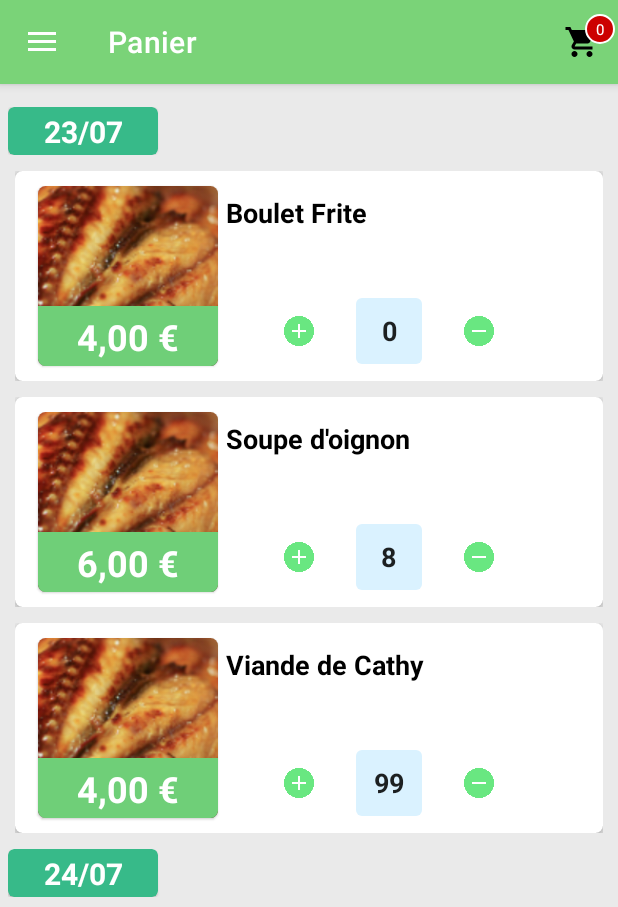
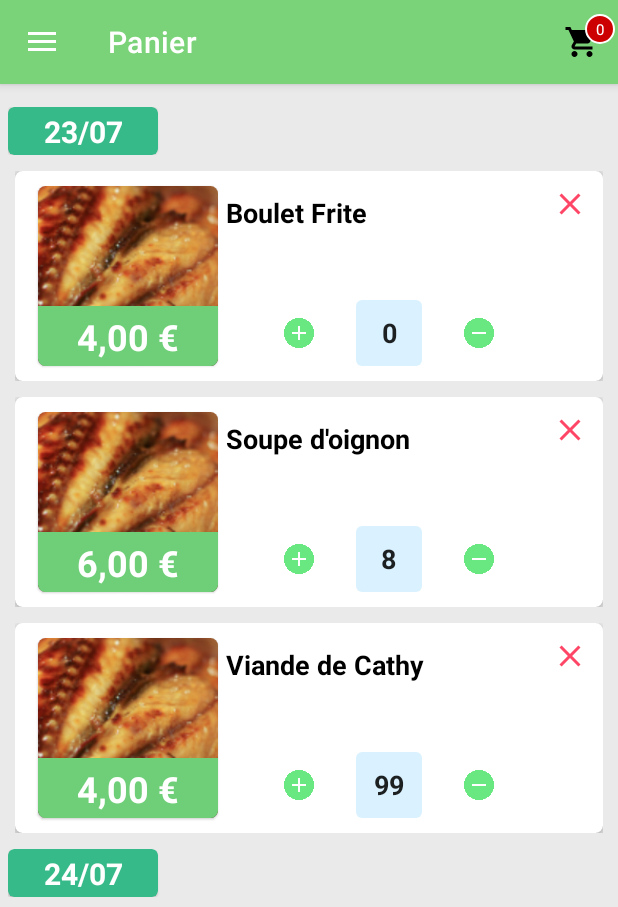
Before and after one commit to BenjaminSpoiden/CanteenAppAndroid, an Android app: the fragment OrdersFragment placed in its activity, on a phone screen of 412 x 824 dp. Shown: the top 907 px of the screen. Run offline under Robolectric (Android 15) with nearby library versions, the light colour scheme and no system bars; our stand-ins replace Firebase (no records; nobody signed in at launch, a user with empty details on screens opened directly); libraries missing offline, so code that uses them is left out: com.mikepenz.fastadapter, org.kodein.di; Roboto replaces fonts that are not available here; 5 statements that could not run were skipped.

Commit message:
added a delete icon on the order's list items

```diff
--- /dev/null
+++ b/app/src/main/java/be/technifutur/devmob9/projet_cantinapp_android/model/data/Food.kt
@@ -0,0 +1,12 @@
+package be.technifutur.devmob9.projet_cantinapp_android.model.data
+
+/**
+ * Superclass that will be used for the food related models, allowing us to aggregate all the food related items in the same list
+ */
+open class Food {
+    private val foodItemList = ArrayList<Food>()
+    fun addingFoodItem(item: Food): List<Food> {
+        foodItemList.add(item)
+        return foodItemList
+    }
+}
--- a/app/src/main/java/be/technifutur/devmob9/projet_cantinapp_android/model/data/MenuItemModel.kt
+++ b/app/src/main/java/be/technifutur/devmob9/projet_cantinapp_android/model/data/MenuItemModel.kt
@@ -5,4 +5,4 @@ data class MenuItemModel(
     var menuDescription: String? = null,
     var menuIllustration: Int? = null,
     var isHeader: Boolean = false,
-    var headerName: String? = null)
+    var headerName: String? = null): Food()
--- a/app/src/main/java/be/technifutur/devmob9/projet_cantinapp_android/utils/FragmentUtils.kt
+++ b/app/src/main/java/be/technifutur/devmob9/projet_cantinapp_android/utils/FragmentUtils.kt
@@ -5,7 +5,6 @@ import android.util.Log
 import androidx.fragment.app.Fragment
 import be.technifutur.devmob9.projet_cantinapp_android.R
 import com.google.android.material.card.MaterialCardView
-import kotlinx.android.synthetic.main.recyclerview_sandwich_item.view.*
 
 fun Fragment.cardState(isSelected: Boolean, materialCardView: MaterialCardView) {
     if(isSelected) {
--- a/app/src/main/java/be/technifutur/devmob9/projet_cantinapp_android/view/adapter/GenericAdapter.kt
+++ b/app/src/main/java/be/technifutur/devmob9/projet_cantinapp_android/view/adapter/GenericAdapter.kt
@@ -15,7 +15,7 @@ abstract class GenericAdapter<T>(private var genericItemList: List<T>): Recycler
 
     abstract fun getLayoutID(position: Int, data: T): Int
 
-    fun updateItems(items: List<T>) {
+    fun updateItems(items: MutableList<T>) {
         genericItemList = items
         this.notifyDataSetChanged()
     }
--- a/app/src/main/java/be/technifutur/devmob9/projet_cantinapp_android/view/adapter/MenuItemAdapter.kt
+++ b/app/src/main/java/be/technifutur/devmob9/projet_cantinapp_android/view/adapter/MenuItemAdapter.kt
@@ -9,7 +9,6 @@ import android.view.View
 import android.view.ViewGroup
 import android.widget.ImageView
 import android.widget.TextView
-import android.widget.Toast
 import androidx.recyclerview.widget.RecyclerView
 import be.technifutur.devmob9.projet_cantinapp_android.R
 import be.technifutur.devmob9.projet_cantinapp_android.interfaces.FragmentListener
@@ -17,6 +16,7 @@ import be.technifutur.devmob9.projet_cantinapp_android.interfaces.ItemSelectedLi
 import be.technifutur.devmob9.projet_cantinapp_android.model.data.MenuItemModel
 import be.technifutur.devmob9.projet_cantinapp_android.utils.Constants.TYPE_HEADER
 import be.technifutur.devmob9.projet_cantinapp_android.utils.Constants.TYPE_ITEM
+import be.technifutur.devmob9.projet_cantinapp_android.view.adapter.viewholders.BaseViewHolder
 import kotlinx.android.synthetic.main.recyclerview_menu_item.view.*
 import java.lang.IllegalArgumentException
 
--- a/app/src/main/java/be/technifutur/devmob9/projet_cantinapp_android/view/adapter/OrdersItemAdapter.kt
+++ b/app/src/main/java/be/technifutur/devmob9/projet_cantinapp_android/view/adapter/OrdersItemAdapter.kt
@@ -1,6 +1,7 @@
 package be.technifutur.devmob9.projet_cantinapp_android.view.adapter
 
 import android.annotation.SuppressLint
+import android.util.Log
 import android.view.LayoutInflater
 import android.view.View
 import android.view.ViewGroup
@@ -12,9 +13,11 @@ import be.technifutur.devmob9.projet_cantinapp_android.R
 import be.technifutur.devmob9.projet_cantinapp_android.model.data.OrdersModel
 import be.technifutur.devmob9.projet_cantinapp_android.utils.Constants.TYPE_HEADER
 import be.technifutur.devmob9.projet_cantinapp_android.utils.Constants.TYPE_ITEM
+import be.technifutur.devmob9.projet_cantinapp_android.view.adapter.viewholders.BaseViewHolder
+import kotlinx.android.synthetic.main.recyclerview_order_item.view.*
 import java.lang.IllegalArgumentException
 
-class OrdersItemAdapter(private val ordersItemList: List<OrdersModel>): RecyclerView.Adapter<BaseViewHolder<*>>() {
+class OrdersItemAdapter(private val ordersItemList: MutableList<OrdersModel>): RecyclerView.Adapter<BaseViewHolder<*>>() {
 
     override fun onBindViewHolder(holder: BaseViewHolder<*>, position: Int) {
         if(getItemViewType(position) == TYPE_HEADER) {
@@ -34,7 +37,13 @@ class OrdersItemAdapter(private val ordersItemList: List<OrdersModel>): Recycler
             }
             TYPE_ITEM -> {
                 val itemsView = LayoutInflater.from(parent.context).inflate(R.layout.recyclerview_order_item, parent, false)
-                OrdersItemViewHolder(itemsView)
+                OrdersItemViewHolder(itemsView).apply {
+                    itemsView.order_delete_item.setOnClickListener {
+                        Log.d("Order", "Deleted item at: ${this.adapterPosition} for ${ordersItemList[this.adapterPosition]}")
+                        ordersItemList.removeAt(this.adapterPosition)
+                        this@OrdersItemAdapter.notifyDataSetChanged()
+                    }
+                }
             }
             else -> throw IllegalArgumentException("Invalid View Type")
         }
--- a/app/src/main/java/be/technifutur/devmob9/projet_cantinapp_android/view/adapter/BaseViewHolder.kt
+++ b/app/src/main/java/be/technifutur/devmob9/projet_cantinapp_android/view/adapter/viewholders/BaseViewHolder.kt
@@ -1,4 +1,4 @@
-package be.technifutur.devmob9.projet_cantinapp_android.view.adapter
+package be.technifutur.devmob9.projet_cantinapp_android.view.adapter.viewholders
 
 import android.view.View
 import androidx.recyclerview.widget.RecyclerView
--- a/app/src/main/java/be/technifutur/devmob9/projet_cantinapp_android/view/ui/activities/MainActivity.kt
+++ b/app/src/main/java/be/technifutur/devmob9/projet_cantinapp_android/view/ui/activities/MainActivity.kt
@@ -38,7 +38,6 @@ class MainActivity: AppCompatActivity(), FragmentListener, ItemSelectedListener{
     companion object {
         fun getInstance() = MainActivity()
     }
-
 
     private lateinit var toggle: ActionBarDrawerToggle
     private lateinit var drawerLayout: DrawerLayout
--- a/app/src/main/java/be/technifutur/devmob9/projet_cantinapp_android/view/ui/fragments/MenuCroissantFragment.kt
+++ b/app/src/main/java/be/technifutur/devmob9/projet_cantinapp_android/view/ui/fragments/MenuCroissantFragment.kt
@@ -44,7 +44,6 @@ class MenuCroissantFragment: BaseFragment() {
         croissantRecyclerView = view.findViewById(R.id.croissant_recycler_view)
 
     }
-
     override fun onStart() {
         super.onStart()
         croissantAdapter = object : GenericAdapter<MenuItemModel>(mockDataItemAdapter()) {
@@ -56,6 +55,7 @@ class MenuCroissantFragment: BaseFragment() {
                     }
                     view.croissant_detail_btn.setOnClickListener {
                         Log.d("CLICKED", "Clicked on info at ${mockDataItemAdapter()[this.adapterPosition]}")
+                        fragmentListener?.openDetailFragmentWithDetails(mockDataItemAdapter()[this.adapterPosition])
                     }
                 }
             }
--- a/app/src/main/java/be/technifutur/devmob9/projet_cantinapp_android/view/ui/fragments/MenuRepasFragment.kt
+++ b/app/src/main/java/be/technifutur/devmob9/projet_cantinapp_android/view/ui/fragments/MenuRepasFragment.kt
@@ -40,7 +40,6 @@ class MenuRepasFragment: BaseFragment(){
         menuItemAdapter = MenuItemAdapter(mockDataItemAdapter(), requireContext(), resources)
         menuItemAdapter.notifyDataSetChanged()
 
-
         menuRecyclerView.apply {
             this.adapter = menuItemAdapter
             this.layoutManager = LinearLayoutManager(context, LinearLayoutManager.VERTICAL, false)
--- a/app/src/main/java/be/technifutur/devmob9/projet_cantinapp_android/view/ui/fragments/MenuSandwichFragment.kt
+++ b/app/src/main/java/be/technifutur/devmob9/projet_cantinapp_android/view/ui/fragments/MenuSandwichFragment.kt
@@ -56,6 +56,7 @@ class MenuSandwichFragment: BaseFragment() {
                     }
                     view.sandwich_detail_btn.setOnClickListener {
                         Log.d("Click", "Clicked on detail at ${mockList()[this.adapterPosition]}")
+                        fragmentListener?.openDetailFragmentWithDetails(mockList()[this.adapterPosition])
                     }
                 }
             }
--- a/app/src/main/java/be/technifutur/devmob9/projet_cantinapp_android/view/ui/fragments/OrdersFragment.kt
+++ b/app/src/main/java/be/technifutur/devmob9/projet_cantinapp_android/view/ui/fragments/OrdersFragment.kt
@@ -70,7 +70,7 @@ class OrdersFragment : BaseFragment() {
         }
     }
 
-    private fun mockInitData() = listOf(
+    private fun mockInitData() = mutableListOf(
         OrdersModel(isHeader = true, headerName = "23/07"),
         OrdersModel(null, "Boulet Frite", 4, 0),
         OrdersModel(null, "Soupe d'oignon", 6, 8),
--- /dev/null
+++ b/app/src/main/res/drawable/ic_close_red.xml
@@ -0,0 +1,5 @@
+<vector android:height="24dp" android:tint="#FF4666"
+    android:viewportHeight="24.0" android:viewportWidth="24.0"
+    android:width="24dp" xmlns:android="http://schemas.android.com/apk/res/android">
+    <path android:fillColor="#FF000000" android:pathData="M19,6.41L17.59,5 12,10.59 6.41,5 5,6.41 10.59,12 5,17.59 6.41,19 12,13.41 17.59,19 19,17.59 13.41,12z"/>
+</vector>
--- a/app/src/main/res/layout/recyclerview_order_item.xml
+++ b/app/src/main/res/layout/recyclerview_order_item.xml
@@ -73,46 +73,41 @@
                         app:layout_constraintEnd_toEndOf="@+id/price_bg"
                         app:layout_constraintStart_toStartOf="@+id/price_bg"
                         app:layout_constraintTop_toTopOf="@+id/price_bg" />
-
                 </androidx.constraintlayout.widget.ConstraintLayout>
             </com.google.android.material.card.MaterialCardView>
 
-
+            <ImageView
+                android:id="@+id/order_delete_item"
+                android:layout_width="wrap_content"
+                android:layout_height="wrap_content"
+                android:src="@drawable/ic_close_red"
+                android:layout_margin="10dp"
+                app:layout_constraintEnd_toEndOf="parent"
+                app:layout_constraintTop_toTopOf="parent" />
 
             <TextView
                 android:id="@+id/order_name"
-                android:layout_width="wrap_content"
-                android:layout_height="wrap_content"
+                android:layout_width="0dp"
+                android:layout_height="0dp"
                 android:layout_marginStart="5dp"
                 android:layout_marginTop="15dp"
+                android:layout_marginBottom="10dp"
+                android:layout_marginEnd="5dp"
                 android:textColor="@android:color/black"
                 android:textSize="18sp"
                 android:textStyle="bold"
+                app:layout_constraintBottom_toTopOf="@+id/order_number"
+                app:layout_constraintEnd_toStartOf="@+id/order_delete_item"
                 app:layout_constraintStart_toEndOf="@id/order_illustration_card"
                 app:layout_constraintTop_toTopOf="parent"
-                tools:text="Boulet Frites" />
-
-
-<!--            <TextView-->
-<!--                android:id="@+id/order_kcal"-->
-<!--                android:layout_width="wrap_content"-->
-<!--                android:layout_height="wrap_content"-->
-<!--                android:layout_marginBottom="40dp"-->
-<!--                android:layout_marginStart="5dp"-->
-<!--                android:textColor="@android:color/black"-->
-<!--                android:textSize="12sp"-->
-<!--                android:textStyle="bold"-->
-<!--                app:layout_constraintBottom_toBottomOf="parent"-->
-<!--                app:layout_constraintStart_toEndOf="@+id/order_illustration"-->
-<!--                tools:text="2000 Kcal" />-->
-
+                tools:text="Boulet Frites avec beacoup trop de frites" />
 
             <ImageView
                 android:id="@+id/order_plus"
                 android:layout_width="44dp"
                 android:layout_height="44dp"
                 android:layout_marginStart="32dp"
-                android:layout_marginBottom="11dp"
+                android:layout_marginBottom="10dp"
                 android:padding="12dp"
                 android:src="@drawable/plus"
                 app:layout_constraintBottom_toBottomOf="parent"
@@ -123,7 +118,7 @@
                 android:layout_width="44dp"
                 android:layout_height="44dp"
                 android:layout_marginStart="16dp"
-                android:layout_marginBottom="11dp"
+                android:layout_marginBottom="10dp"
                 android:padding="12dp"
                 android:src="@drawable/minus"
                 app:layout_constraintBottom_toBottomOf="parent"
@@ -134,7 +129,7 @@
                 android:layout_width="44dp"
                 android:layout_height="44dp"
                 android:layout_marginStart="16dp"
-                android:layout_marginBottom="11dp"
+                android:layout_marginBottom="10dp"
                 android:background="@drawable/rounded_corner"
                 android:text="1"
                 android:inputType="number"
```
